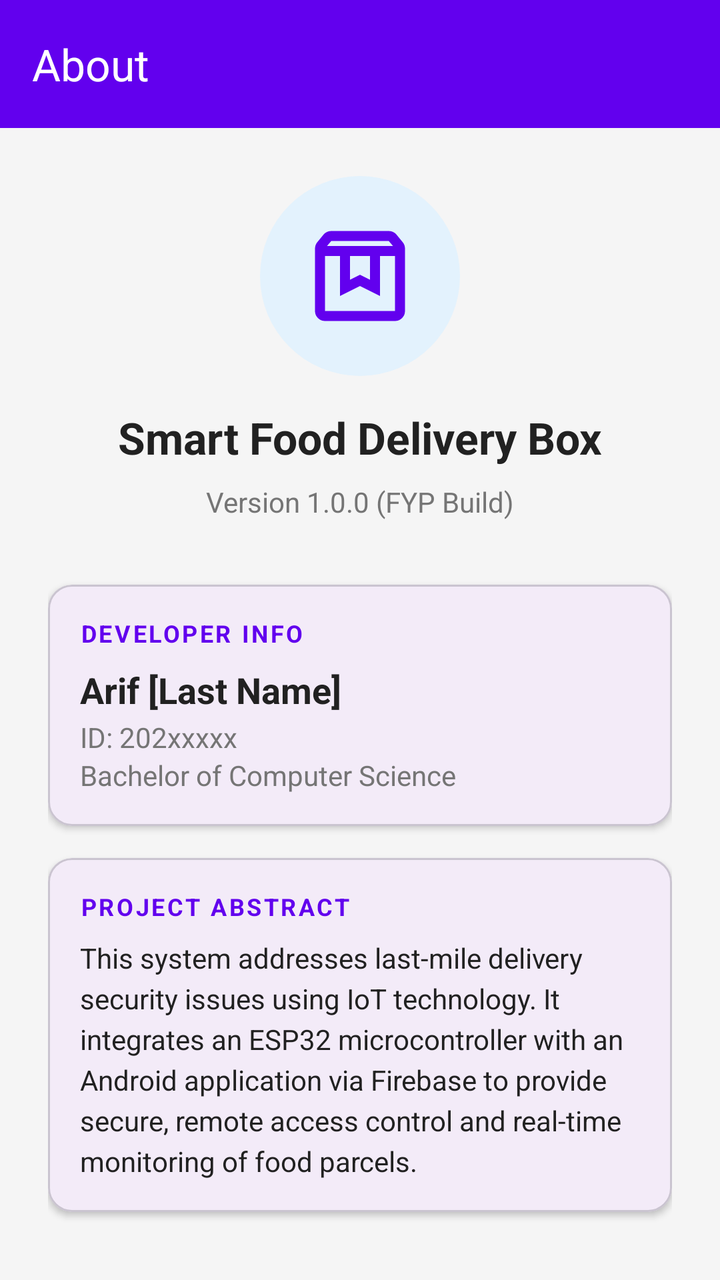
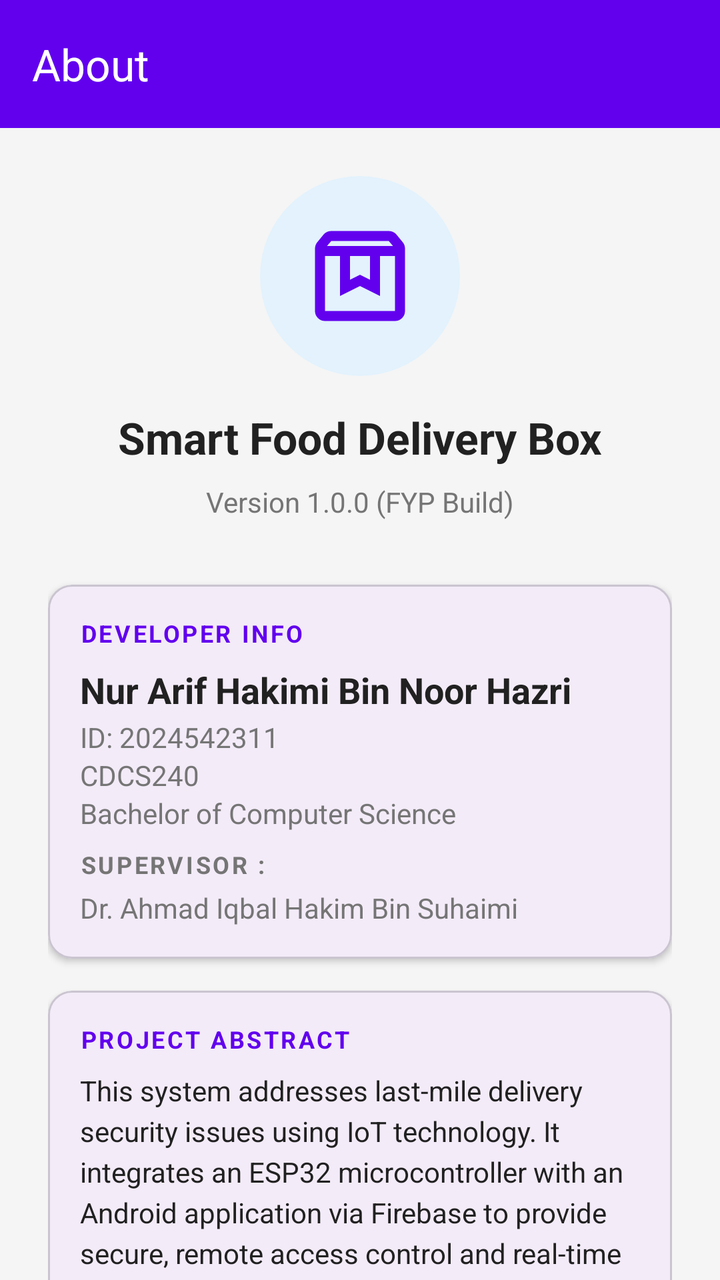

Before-and-after screenshots of an Android layout around one commit, followed by the original layout XML and the change that was made.
<!-- AndroidManifest.xml: application theme Theme.SmartFoodDeliveryBox -->
<!-- res/layout/activity_about.xml -->
<?xml version="1.0" encoding="utf-8"?>
<androidx.coordinatorlayout.widget.CoordinatorLayout
    xmlns:android="http://schemas.android.com/apk/res/android"
    xmlns:app="http://schemas.android.com/apk/res-auto"
    android:layout_width="match_parent"
    android:layout_height="match_parent"
    android:background="@color/background">

    <com.google.android.material.appbar.AppBarLayout
        android:layout_width="match_parent"
        android:layout_height="wrap_content">

        <com.google.android.material.appbar.MaterialToolbar
            android:id="@+id/toolbar"
            android:layout_width="match_parent"
            android:layout_height="?attr/actionBarSize"
            android:background="@color/primary"
            android:elevation="4dp"
            app:title="About"
            app:titleTextColor="@android:color/white"
            app:navigationIconTint="@android:color/white" />

    </com.google.android.material.appbar.AppBarLayout>

    <androidx.core.widget.NestedScrollView
        android:layout_width="match_parent"
        android:layout_height="match_parent"
        app:layout_behavior="@string/appbar_scrolling_view_behavior">

        <LinearLayout
            android:layout_width="match_parent"
            android:layout_height="wrap_content"
            android:orientation="vertical"
            android:padding="24dp"
            android:gravity="center_horizontal">

            
            <ImageView
                android:layout_width="100dp"
                android:layout_height="100dp"
                android:layout_gravity="center_horizontal"
                android:src="@drawable/ic_box"
                android:contentDescription="App Logo"
                app:tint="@color/primary"
                android:background="@drawable/circle_background"
                android:backgroundTint="#E3F2FD"
                android:padding="20dp"
                android:layout_marginBottom="16dp" />

            <TextView
                android:layout_width="match_parent"
                android:layout_height="wrap_content"
                android:text="Smart Food Delivery Box"
                android:textSize="22sp"
                android:textStyle="bold"
                android:textColor="@color/text_primary"
                android:gravity="center"
                android:layout_marginBottom="8dp" />

            <TextView
                android:id="@+id/tvVersion"
                android:layout_width="match_parent"
                android:layout_height="wrap_content"
                android:text="Version 1.0.0 (FYP Build)"
                android:textSize="14sp"
                android:textColor="@color/text_secondary"
                android:gravity="center"
                android:layout_marginBottom="32dp" />

            
            <com.google.android.material.card.MaterialCardView
                android:layout_width="match_parent"
                android:layout_height="wrap_content"
                android:layout_marginBottom="16dp"
                app:cardCornerRadius="12dp"
                app:cardElevation="2dp">

                <LinearLayout
                    android:layout_width="match_parent"
                    android:layout_height="wrap_content"
                    android:orientation="vertical"
                    android:padding="16dp">

                    <TextView
                        android:layout_width="wrap_content"
                        android:layout_height="wrap_content"
                        android:text="DEVELOPER INFO"
                        android:textSize="12sp"
                        android:textColor="@color/primary"
                        android:textStyle="bold"
                        android:letterSpacing="0.1"/>

                    <TextView
                        android:layout_width="wrap_content"
                        android:layout_height="wrap_content"
                        android:text="Arif [Last Name]"
                        android:textSize="18sp"
                        android:textStyle="bold"
                        android:textColor="@color/text_primary"
                        android:layout_marginTop="8dp"/>

                    <TextView
                        android:layout_width="wrap_content"
                        android:layout_height="wrap_content"
                        android:text="ID: 202xxxxx"
                        android:textSize="14sp"
                        android:textColor="@color/text_secondary"
                        android:layout_marginTop="2dp"/>

                    <TextView
                        android:layout_width="wrap_content"
                        android:layout_height="wrap_content"
                        android:text="Bachelor of Computer Science"
                        android:textSize="14sp"
                        android:textColor="@color/text_secondary"/>
                </LinearLayout>
            </com.google.android.material.card.MaterialCardView>

            
            <com.google.android.material.card.MaterialCardView
                android:layout_width="match_parent"
                android:layout_height="wrap_content"
                android:layout_marginBottom="24dp"
                app:cardCornerRadius="12dp"
                app:cardElevation="2dp">

                <LinearLayout
                    android:layout_width="match_parent"
                    android:layout_height="wrap_content"
                    android:orientation="vertical"
                    android:padding="16dp">

                    <TextView
                        android:layout_width="wrap_content"
                        android:layout_height="wrap_content"
                        android:text="PROJECT ABSTRACT"
                        android:textSize="12sp"
                        android:textColor="@color/primary"
                        android:textStyle="bold"
                        android:letterSpacing="0.1"/>

                    <TextView
                        android:id="@+id/tvDescription"
                        android:layout_width="match_parent"
                        android:layout_height="wrap_content"
                        android:text="This system addresses last-mile delivery security issues using IoT technology. It integrates an ESP32 microcontroller with an Android application via Firebase to provide secure, remote access control and real-time monitoring of food parcels."
                        android:textSize="14sp"
                        android:textColor="@color/text_primary"
                        android:layout_marginTop="8dp"
                        android:lineSpacingExtra="4dp" />
                </LinearLayout>
            </com.google.android.material.card.MaterialCardView>

            
            <TextView
                android:layout_width="match_parent"
                android:layout_height="wrap_content"
                android:text="© 2025 Universiti Teknologi MARA"
                android:textSize="12sp"
                android:textColor="@color/text_secondary"
                android:gravity="center"
                android:layout_marginTop="16dp" />

        </LinearLayout>

    </androidx.core.widget.NestedScrollView>

</androidx.coordinatorlayout.widget.CoordinatorLayout>
<!-- resources referenced by this layout -->
<resources>
  <color name="background">#F5F5F5</color>
  <color name="primary">#FF6200EE</color>
  <color name="text_primary">#212121</color>
  <color name="text_secondary">#757575</color>
  <!-- drawable circle_background (drawable) -->
  <?xml version="1.0" encoding="utf-8"?>
  <shape xmlns:android="http://schemas.android.com/apk/res/android"
      android:shape="oval">
      <solid android:color="#FFFFFF"/>
  </shape>
  <!-- drawable ic_box (drawable) -->
  <vector xmlns:android="http://schemas.android.com/apk/res/android"
      android:width="24dp"
      android:height="24dp"
      android:viewportWidth="960"
      android:viewportHeight="960">
    <path
        android:pathData="M200,320v440h560v-440L640,320v320l-160,-80 -160,80v-320L200,320ZM200,840q-33,0 -56.5,-23.5T120,760v-499q0,-14 4.5,-27t13.5,-24l50,-61q11,-14 27.5,-21.5T250,120h460q18,0 34.5,7.5T772,149l50,61q9,11 13.5,24t4.5,27v499q0,33 -23.5,56.5T760,840L200,840ZM216,240h528l-34,-40L250,200l-34,40ZM400,320v190l80,-40 80,40v-190L400,320ZM200,320h560,-560Z"
        android:fillColor="#e3e3e3"/>
  </vector>
  <style name="Theme.SmartFoodDeliveryBox" parent="Base.Theme.SmartFoodDeliveryBox" />
  <style name="Base.Theme.SmartFoodDeliveryBox" parent="Theme.Material3.DayNight.NoActionBar">
          
          
      </style>
</resources>

<!-- the commit's change to res/layout/activity_about.xml (unified diff, before → after) -->
@@ -93,7 +93,7 @@
                     <TextView
                         android:layout_width="wrap_content"
                         android:layout_height="wrap_content"
-                        android:text="Arif [Last Name]"
+                        android:text="Nur Arif Hakimi Bin Noor Hazri"
                         android:textSize="18sp"
                         android:textStyle="bold"
                         android:textColor="@color/text_primary"
@@ -102,7 +102,7 @@
                     <TextView
                         android:layout_width="wrap_content"
                         android:layout_height="wrap_content"
-                        android:text="ID: 202xxxxx"
+                        android:text="ID: 2024542311"
                         android:textSize="14sp"
                         android:textColor="@color/text_secondary"
                         android:layout_marginTop="2dp"/>
@@ -110,9 +110,34 @@
                     <TextView
                         android:layout_width="wrap_content"
                         android:layout_height="wrap_content"
+                        android:text="CDCS240"
+                        android:textSize="14sp"
+                        android:textColor="@color/text_secondary"/>
+                    <TextView
+                        android:layout_width="wrap_content"
+                        android:layout_height="wrap_content"
                         android:text="Bachelor of Computer Science"
                         android:textSize="14sp"
                         android:textColor="@color/text_secondary"/>
+
+                    
+                    <TextView
+                        android:layout_width="wrap_content"
+                        android:layout_height="wrap_content"
+                        android:text="SUPERVISOR :"
+                        android:textSize="12sp"
+                        android:textColor="@color/text_secondary"
+                        android:textStyle="bold"
+                        android:letterSpacing="0.1"
+                        android:layout_marginTop="8dp"/>
+
+                    <TextView
+                        android:layout_width="wrap_content"
+                        android:layout_height="wrap_content"
+                        android:text="Dr. Ahmad Iqbal Hakim Bin Suhaimi"
+                        android:textSize="14sp"
+                        android:textColor="@color/text_secondary"
+                        android:layout_marginTop="4dp"/>
                 </LinearLayout>
             </com.google.android.material.card.MaterialCardView>
 
